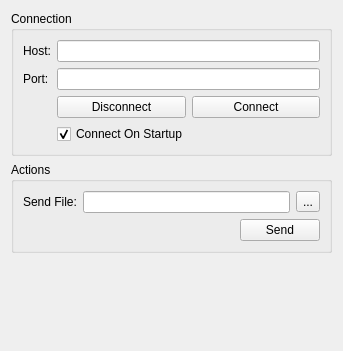
This is Plugins/GeomServer/GeomServer.ui in pengwg/vurtigo as Qt 5 draws it before an edit. The edited form follows.
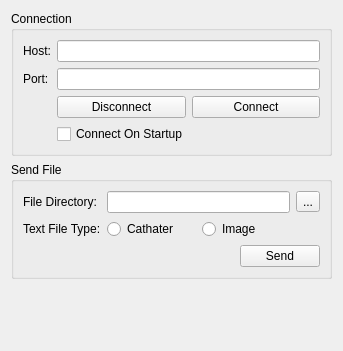
This is the edited form.

Commit message:
Got sending Cathaters working. Analysis: Got sending Cathaters working Resolution:
BugID:658
Reviewed by:

Diff of the .ui file:
```diff
--- a/Plugins/GeomServer/GeomServer.ui
+++ b/Plugins/GeomServer/GeomServer.ui
@@ -67,7 +67,7 @@
          <string>Connect On Startup</string>
         </property>
         <property name="checked">
-         <bool>true</bool>
+         <bool>false</bool>
         </property>
        </widget>
       </item>
@@ -77,10 +77,10 @@
    <item>
     <widget class="QGroupBox" name="actionsGroupBox">
      <property name="title">
-      <string>Actions</string>
+      <string>Send File</string>
      </property>
-     <layout class="QGridLayout" name="gridLayout">
-      <item row="1" column="3">
+     <layout class="QVBoxLayout" name="verticalLayout_2">
+      <item>
        <layout class="QGridLayout" name="sendFileGridLayout">
         <item row="0" column="1">
          <widget class="QLineEdit" name="sendFileLineEdit"/>
@@ -92,26 +92,51 @@
           </property>
          </widget>
         </item>
+        <item row="0" column="0">
+         <widget class="QLabel" name="fileDirLabel">
+          <property name="text">
+           <string>File Directory:</string>
+          </property>
+         </widget>
+        </item>
+        <item row="1" column="0">
+         <widget class="QLabel" name="fileTypeLabel">
+          <property name="text">
+           <string>Text File Type:</string>
+          </property>
+         </widget>
+        </item>
+        <item row="1" column="1">
+         <layout class="QGridLayout" name="fileTypeRadioGridLayout">
+          <item row="0" column="0">
+           <widget class="QRadioButton" name="fileTypeCathRadio">
+            <property name="text">
+             <string>Cathater</string>
+            </property>
+           </widget>
+          </item>
+          <item row="0" column="1">
+           <widget class="QRadioButton" name="fileTypeImageRadio">
+            <property name="text">
+             <string>Image</string>
+            </property>
+           </widget>
+          </item>
+         </layout>
+        </item>
        </layout>
       </item>
-      <item row="1" column="0">
-       <widget class="QLabel" name="sendFileLabel">
-        <property name="text">
-         <string>Send File:</string>
-        </property>
-       </widget>
-      </item>
-      <item row="2" column="3">
-       <layout class="QGridLayout" name="sendButtonGridLayout">
-        <item row="0" column="1">
-         <widget class="QPushButton" name="sendButton">
+      <item>
+       <layout class="QGridLayout" name="gridLayout">
+        <item row="0" column="2">
+         <widget class="QPushButton" name="sendFileButton">
           <property name="text">
            <string>Send</string>
           </property>
          </widget>
         </item>
         <item row="0" column="0">
-         <spacer name="sendButtonSpacer">
+         <spacer name="sendFileButtonSpacer">
           <property name="orientation">
            <enum>Qt::Horizontal</enum>
           </property>
```
Left out of the diff: 6 changed lines with no effect on the pictures. The commit also changes 7 other files.
